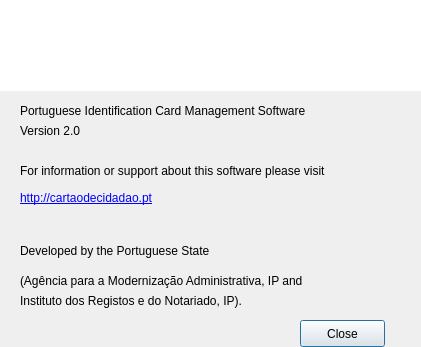
The window that _src/eidmw/eidgui/dlgAbout.ui (12019/svn.gov.pt) describes before a commit, drawn with Qt 5.
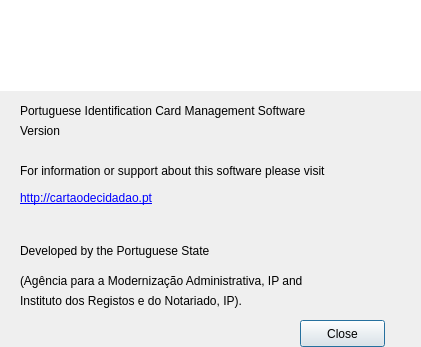
The same window after the commit. Icons and pictures are not drawn.

Patch:
```diff
--- a/_src/eidmw/eidgui/dlgAbout.ui
+++ b/_src/eidmw/eidgui/dlgAbout.ui
@@ -176,12 +176,12 @@
     <rect>
      <x>20</x>
      <y>120</y>
-     <width>349</width>
+     <width>51</width>
      <height>22</height>
     </rect>
    </property>
    <property name="text">
-    <string>Version 2.0</string>
+    <string>Version</string>
    </property>
   </widget>
   <widget class="QLabel" name="label_13">
@@ -210,6 +210,19 @@
     <string>Instituto dos Registos e do Notariado, IP).</string>
    </property>
   </widget>
+  <widget class="QLabel" name="label_version">
+   <property name="geometry">
+    <rect>
+     <x>70</x>
+     <y>120</y>
+     <width>91</width>
+     <height>22</height>
+    </rect>
+   </property>
+   <property name="text">
+    <string/>
+   </property>
+  </widget>
  </widget>
  <resources>
   <include location="eidgui.qrc"/>
```
